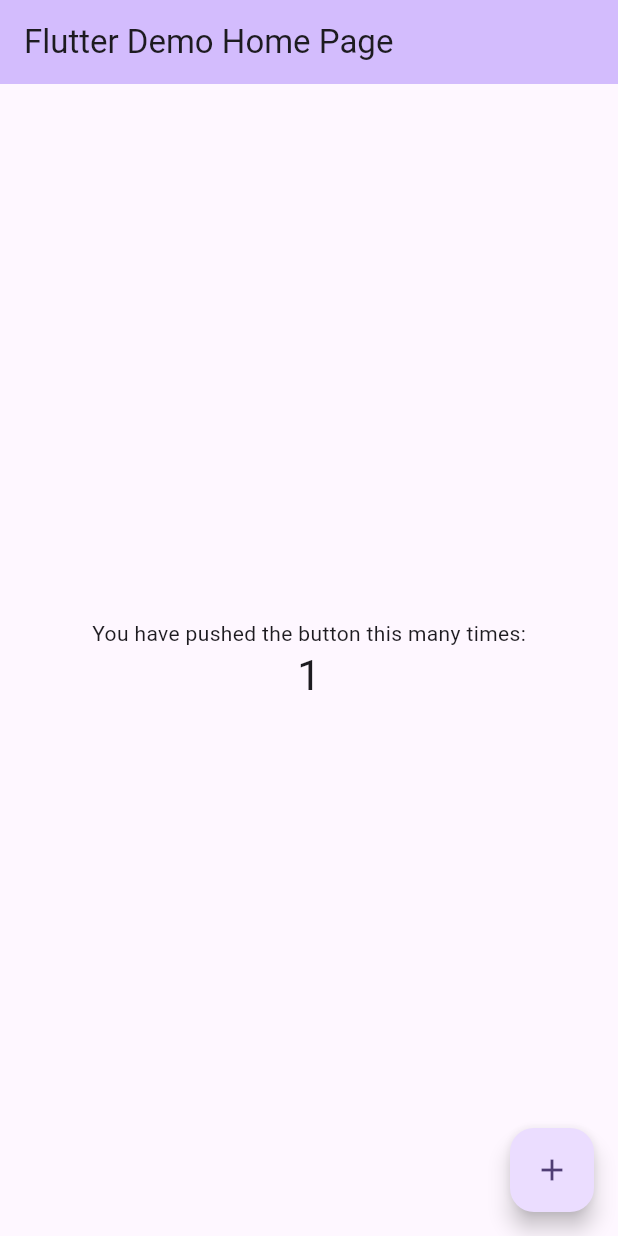
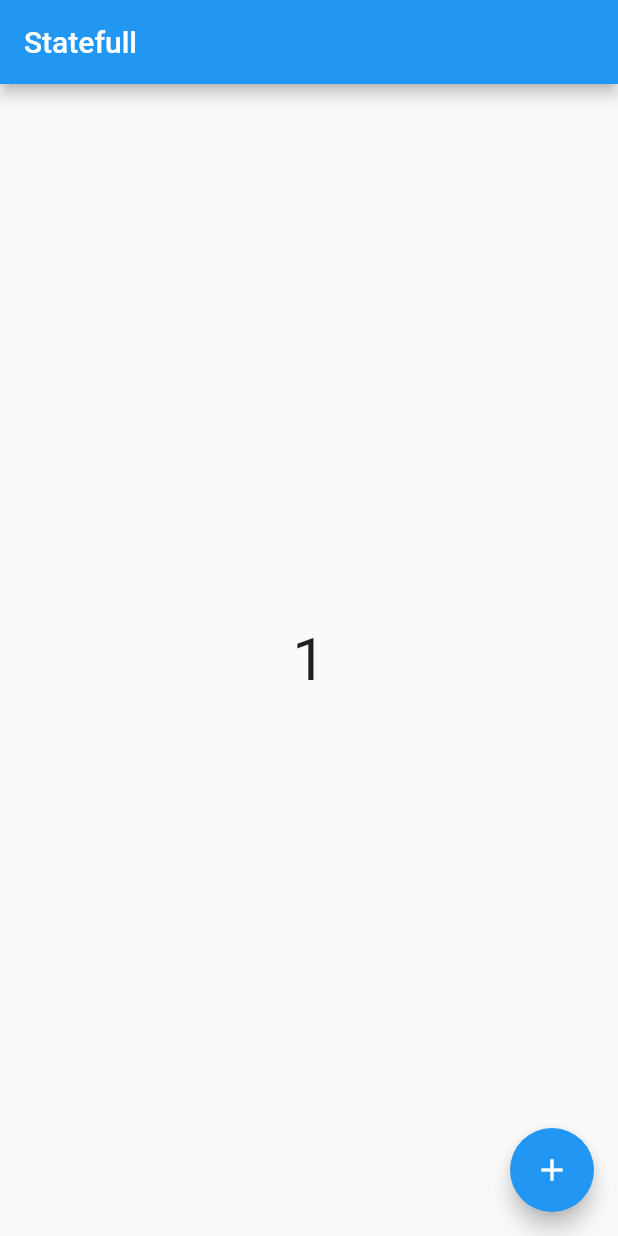
Before and after one commit to yasinpalash/ostad-module9, a Flutter app: the screen it shows after launch, after a tap on the "add" icon, on a phone screen of 412 x 824 dp. Run offline on Flutter 3.47's test engine with Material 2 defaults, Android fonts, the phone set to English and light mode, and no system bars.

Commit message:
statefull life cycle

```diff
--- a/lib/main.dart
+++ b/lib/main.dart
@@ -1,125 +1,73 @@
 import 'package:flutter/material.dart';
 
 void main() {
-  runApp(const MyApp());
+  runApp(const HomeScreen());
 }
 
-class MyApp extends StatelessWidget {
-  const MyApp({super.key});
+class HomeScreen extends StatefulWidget {
+  const HomeScreen({super.key});
 
-  // This widget is the root of your application.
+  @override
+  State<HomeScreen> createState() => _HomeScreenState();
+}
+
+class _HomeScreenState extends State<HomeScreen> {
+  int count = 0;
+  //first call
+  @override
+  void initState() {
+    print('1');
+    super.initState();
+  }
+  //2nd call
+  @override
+  void didUpdateWidget(covariant HomeScreen oldWidget) {
+    print('did Update ');
+    super.didUpdateWidget(oldWidget);
+  }
+
+  //3 call
+  @override
+  void didChangeDependencies() {
+  print('2');
+    super.didChangeDependencies();
+  }
   @override
   Widget build(BuildContext context) {
     return MaterialApp(
-      title: 'Flutter Demo',
-      theme: ThemeData(
-        // This is the theme of your application.
-        //
-        // TRY THIS: Try running your application with "flutter run". You'll see
-        // the application has a blue toolbar. Then, without quitting the app,
-        // try changing the seedColor in the colorScheme below to Colors.green
-        // and then invoke "hot reload" (save your changes or press the "hot
-        // reload" button in a Flutter-supported IDE, or press "r" if you used
-        // the command line to start the app).
-        //
-        // Notice that the counter didn't reset back to zero; the application
-        // state is not lost during the reload. To reset the state, use hot
-        // restart instead.
-        //
-        // This works for code too, not just values: Most code changes can be
-        // tested with just a hot reload.
-        colorScheme: ColorScheme.fromSeed(seedColor: Colors.deepPurple),
-        useMaterial3: true,
+      home: Scaffold(
+        appBar: AppBar(
+          title: const Text('Statefull'),
+        ),
+        body: Center(
+            child: Text(
+          count.toString(),
+          style: TextStyle(fontSize: 40),
+        )),
+        floatingActionButton: FloatingActionButton(
+          onPressed: (){
+            count=count+1;
+            setState(() {
+
+            });
+
+          },
+          child: Icon(Icons.add),
+        ),
       ),
-      home: const MyHomePage(title: 'Flutter Demo Home Page'),
     );
   }
-}
 
-class MyHomePage extends StatefulWidget {
-  const MyHomePage({super.key, required this.title});
-
-  // This widget is the home page of your application. It is stateful, meaning
-  // that it has a State object (defined below) that contains fields that affect
-  // how it looks.
-
-  // This class is the configuration for the state. It holds the values (in this
-  // case the title) provided by the parent (in this case the App widget) and
-  // used by the build method of the State. Fields in a Widget subclass are
-  // always marked "final".
-
-  final String title;
-
+  //4
   @override
-  State<MyHomePage> createState() => _MyHomePageState();
-}
-
-class _MyHomePageState extends State<MyHomePage> {
-  int _counter = 0;
-
-  void _incrementCounter() {
-    setState(() {
-      // This call to setState tells the Flutter framework that something has
-      // changed in this State, which causes it to rerun the build method below
-      // so that the display can reflect the updated values. If we changed
-      // _counter without calling setState(), then the build method would not be
-      // called again, and so nothing would appear to happen.
-      _counter++;
-    });
+  void deactivate() {
+    print('Deactivate');
+    super.deactivate();
   }
-
+  //5
   @override
-  Widget build(BuildContext context) {
-    // This method is rerun every time setState is called, for instance as done
-    // by the _incrementCounter method above.
-    //
-    // The Flutter framework has been optimized to make rerunning build methods
-    // fast, so that you can just rebuild anything that needs updating rather
-    // than having to individually change instances of widgets.
-    return Scaffold(
-      appBar: AppBar(
-        // TRY THIS: Try changing the color here to a specific color (to
-        // Colors.amber, perhaps?) and trigger a hot reload to see the AppBar
-        // change color while the other colors stay the same.
-        backgroundColor: Theme.of(context).colorScheme.inversePrimary,
-        // Here we take the value from the MyHomePage object that was created by
-        // the App.build method, and use it to set our appbar title.
-        title: Text(widget.title),
-      ),
-      body: Center(
-        // Center is a layout widget. It takes a single child and positions it
-        // in the middle of the parent.
-        child: Column(
-          // Column is also a layout widget. It takes a list of children and
-          // arranges them vertically. By default, it sizes itself to fit its
-          // children horizontally, and tries to be as tall as its parent.
-          //
-          // Column has various properties to control how it sizes itself and
-          // how it positions its children. Here we use mainAxisAlignment to
-          // center the children vertically; the main axis here is the vertical
-          // axis because Columns are vertical (the cross axis would be
-          // horizontal).
-          //
-          // TRY THIS: Invoke "debug painting" (choose the "Toggle Debug Paint"
-          // action in the IDE, or press "p" in the console), to see the
-          // wireframe for each widget.
-          mainAxisAlignment: MainAxisAlignment.center,
-          children: <Widget>[
-            const Text(
-              'You have pushed the button this many times:',
-            ),
-            Text(
-              '$_counter',
-              style: Theme.of(context).textTheme.headlineMedium,
-            ),
-          ],
-        ),
-      ),
-      floatingActionButton: FloatingActionButton(
-        onPressed: _incrementCounter,
-        tooltip: 'Increment',
-        child: const Icon(Icons.add),
-      ), // This trailing comma makes auto-formatting nicer for build methods.
-    );
+  void dispose() {
+    print('dispose');
+    super.dispose();
   }
 }
```
Also changed, not shown: 1 other file.
